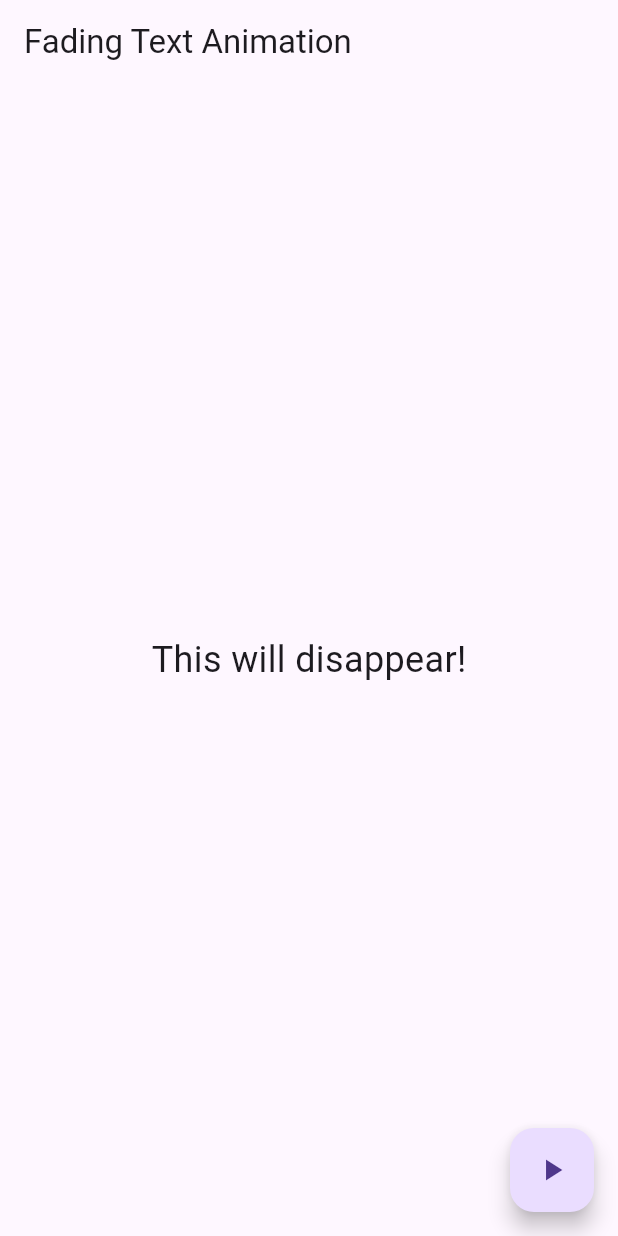
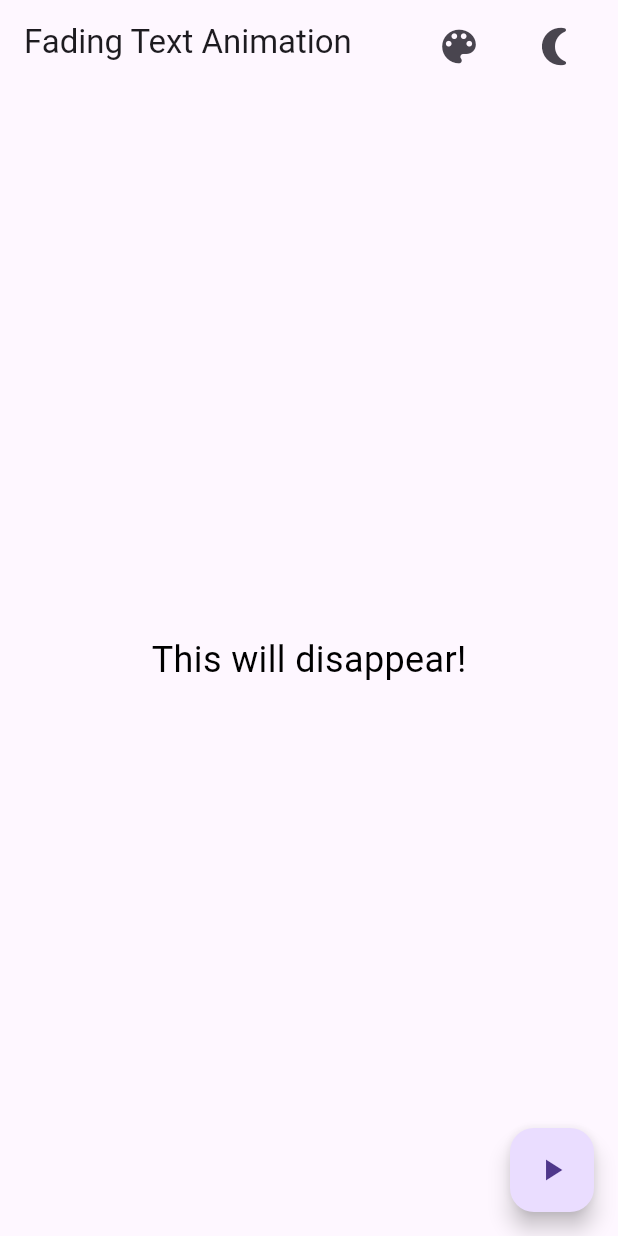
Before and after one commit to SunwooDua/inclass07, a Flutter app: the screen it shows after launch, on a phone screen of 412 x 824 dp. Run offline on Flutter 3.47's test engine with Material 3 defaults, Android fonts, the phone set to English and light mode, and no system bars.

Commit message:
text color selector and day/night mode feature

```diff
--- a/lib/main.dart
+++ b/lib/main.dart
@@ -4,30 +4,147 @@ void main() {
   runApp(MyApp());
 }
 
-class MyApp extends StatelessWidget {
+class MyApp extends StatefulWidget {
+  @override
+  _MyAppState createState() => _MyAppState();
+}
+
+class _MyAppState extends State<MyApp> {
+  bool isDarkMode = false;
+
   @override
   Widget build(BuildContext context) {
-    return MaterialApp(home: FadingTextAnimation());
+    return MaterialApp(
+      theme: isDarkMode ? ThemeData.dark() : ThemeData.light(),
+      home: FadingTextAnimation(
+        isDarkMode: isDarkMode,
+        toggleDarkMode: () {
+          setState(() {
+            isDarkMode = !isDarkMode;
+          });
+        },
+      ),
+    );
   }
 }
 
 class FadingTextAnimation extends StatefulWidget {
+  final bool isDarkMode;
+  final Function toggleDarkMode;
+
+  FadingTextAnimation({required this.isDarkMode, required this.toggleDarkMode});
+
   @override
   _FadingTextAnimationState createState() => _FadingTextAnimationState();
 }
 
 class _FadingTextAnimationState extends State<FadingTextAnimation> {
   bool _isVisible = true;
+  Color textColor = Colors.black;
+
   void toggleVisibility() {
     setState(() {
       _isVisible = !_isVisible;
     });
   }
 
+  // show simple color picker
+  void _showColorPicker() {
+    showDialog(
+      context: context,
+      builder: (context) {
+        return AlertDialog(
+          title: Text('Pick a color', style: TextStyle(fontSize: 22)),
+          content: Column(
+            mainAxisSize: MainAxisSize.min,
+            children: [
+              Row(
+                mainAxisAlignment: MainAxisAlignment.spaceEvenly,
+                children: [
+                  _colorOption(Colors.red),
+                  _colorOption(Colors.blue),
+                  _colorOption(Colors.green),
+                ],
+              ),
+              SizedBox(height: 20),
+              Row(
+                mainAxisAlignment: MainAxisAlignment.spaceEvenly,
+                children: [
+                  _colorOption(Colors.yellow),
+                  _colorOption(Colors.purple),
+                  _colorOption(Colors.orange),
+                ],
+              ),
+            ],
+          ),
+          actions: [
+            TextButton(
+              onPressed: () {
+                Navigator.of(context).pop();
+              },
+              child: Text('Cancel', style: TextStyle(fontSize: 18)),
+            ),
+          ],
+        );
+      },
+    );
+  }
+
+  // helper for color selection
+  Widget _colorOption(Color color) {
+    return GestureDetector(
+      onTap: () {
+        setState(() {
+          textColor = color;
+        });
+        Navigator.of(context).pop();
+      },
+      child: Container(
+        width: 60,
+        height: 60,
+        decoration: BoxDecoration(
+          color: color,
+          shape: BoxShape.circle,
+          border: Border.all(color: Colors.grey, width: 2), // Added border
+        ),
+      ),
+    );
+  }
+
   @override
   Widget build(BuildContext context) {
     return Scaffold(
-      appBar: AppBar(title: Text('Fading Text Animation')),
+      appBar: AppBar(
+        title: Text('Fading Text Animation'),
+        actions: [
+          // color picker button
+          Padding(
+            padding: const EdgeInsets.all(8.0),
+            child: IconButton(
+              icon: Icon(Icons.color_lens, size: 30),
+              onPressed: _showColorPicker,
+              tooltip: 'Change text color',
+              iconSize: 36,
+            ),
+          ),
+          // dark mode toggle
+          Padding(
+            padding: const EdgeInsets.all(8.0),
+            child: IconButton(
+              icon: Icon(
+                widget.isDarkMode ? Icons.wb_sunny : Icons.nightlight_round,
+                size: 30,
+              ),
+              onPressed: () {
+                widget.toggleDarkMode();
+              },
+              tooltip: widget.isDarkMode ? 'Light Mode' : 'Dark Mode',
+              iconSize: 36,
+            ),
+          ),
+          SizedBox(width: 10),
+        ],
+      ),
       body: Center(
         child: GestureDetector(
           //clicking text changes opacity too
@@ -36,9 +153,12 @@ class _FadingTextAnimationState extends State<FadingTextAnimation> {
             opacity: _isVisible ? 1.0 : 0.0,
             duration: Duration(seconds: 2), //changed duration
             curve: Curves.easeInOut, //added curve
-            child: const Text(
+            child: Text(
               'This will disappear!', //changed text
-              style: TextStyle(fontSize: 24),
+              style: TextStyle(
+                fontSize: 24,
+                color: textColor, // use the selected color
+              ),
             ),
           ),
         ),
```
